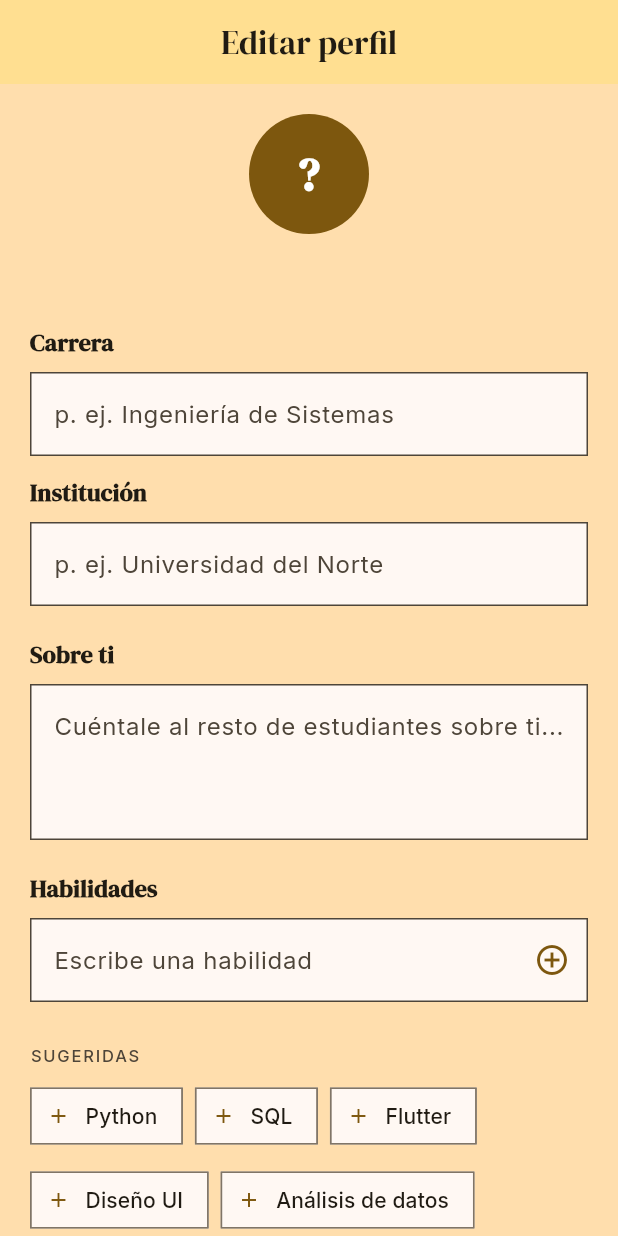
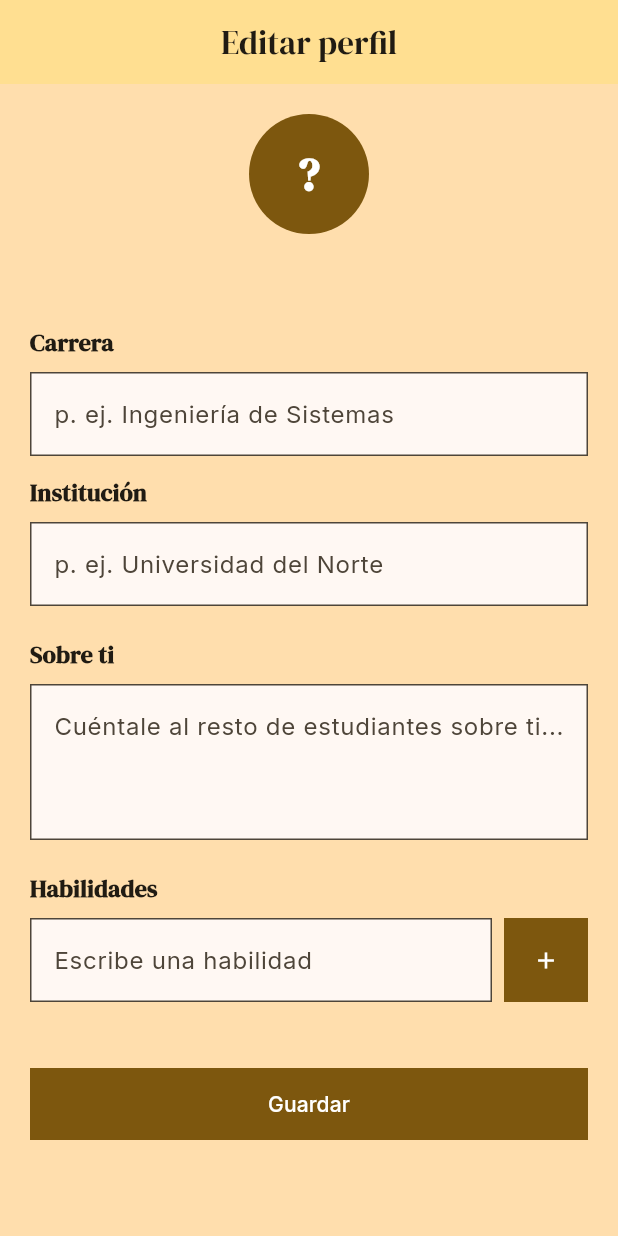
Before and after one commit to kicconsu/design-thinking, a Flutter app: the EditProfilePage screen opened directly, on a phone screen of 412 x 824 dp. Run offline on Flutter 3.47's test engine with Material 3 defaults, Android fonts, the phone set to English and light mode, and no system bars; our stand-ins replace flex_color_scheme, flutter_secure_storage, get, google_fonts, loggy, shared_preferences; missing offline and left inert: roble; accounts and stored records are empty.

Commit message:
feat(profile): drop suggested skills, solid add button for skills

```diff
--- a/app/lib/features/profile/ui/widgets/profile_form_fields.dart
+++ b/app/lib/features/profile/ui/widgets/profile_form_fields.dart
@@ -29,30 +29,12 @@ class ProfileFormController extends ChangeNotifier {
       bioText.isEmpty &&
       _skills.isEmpty;
 
-  /// Habilidades que se ofrecen de un toque; ayudan a escribirlas igual que
-  /// el resto de la gente.
-  static const suggestedSkills = [
-    'Python',
-    'SQL',
-    'Flutter',
-    'Diseño UI',
-    'Análisis de datos',
-    'Excel',
-    'Redacción',
-    'Marketing',
-  ];
-
   bool hasSkill(String value) =>
       _skills.any((s) => s.toLowerCase() == value.trim().toLowerCase());
 
   void addSkill() {
-    final value = newSkill.text;
+    final text = newSkill.text.trim();
     newSkill.clear();
-    addSkillNamed(value);
-  }
-
-  void addSkillNamed(String value) {
-    final text = value.trim();
     if (text.isEmpty) return;
     if (!hasSkill(text)) _skills.add(text);
     notifyListeners();
@@ -134,31 +116,41 @@ class ProfileFormFields extends StatelessWidget {
         const SizedBox(height: 20),
         Text('Habilidades', style: title),
         const SizedBox(height: 8),
-        TextField(
+        IntrinsicHeight(
+          child: Row(
+            crossAxisAlignment: CrossAxisAlignment.stretch,
+            children: [
+              Expanded(
+                child: TextField(
                   controller: form.newSkill,
                   textCapitalization: TextCapitalization.sentences,
                   textInputAction: TextInputAction.done,
-          decoration: _decoration(cs, 'Escribe una habilidad').copyWith(
-            suffixIcon: IconButton(
-              tooltip: 'Agregar',
-              icon: Icon(Icons.add_circle_outline, color: cs.primary),
-              onPressed: form.addSkill,
+                  decoration: _decoration(cs, 'Escribe una habilidad'),
+                  onSubmitted: (_) => form.addSkill(),
                 ),
               ),
-          onSubmitted: (_) => form.addSkill(),
+              const SizedBox(width: 8),
+              Tooltip(
+                message: 'Agregar',
+                child: FilledButton(
+                  style: FilledButton.styleFrom(
+                    minimumSize: const Size(56, 56),
+                    padding: EdgeInsets.zero,
+                    shape: const RoundedRectangleBorder(
+                      borderRadius: BorderRadius.zero,
+                    ),
+                  ),
+                  onPressed: form.addSkill,
+                  child: const Icon(Icons.add),
+                ),
+              ),
+            ],
+          ),
         ),
         const SizedBox(height: 12),
         ListenableBuilder(
           listenable: form,
-          builder: (context, _) {
-            final suggestions = ProfileFormController.suggestedSkills
-                .where((s) => !form.hasSkill(s))
-                .toList();
-            return Column(
-              crossAxisAlignment: CrossAxisAlignment.start,
-              children: [
-                if (form.skills.isNotEmpty)
-                  Wrap(
+          builder: (context, _) => Wrap(
             spacing: 8,
             runSpacing: 8,
             children: [
@@ -182,38 +174,6 @@ class ProfileFormFields extends StatelessWidget {
                 ),
             ],
           ),
-                if (suggestions.isNotEmpty) ...[
-                  const SizedBox(height: 16),
-                  Text(
-                    'SUGERIDAS',
-                    style: tt.labelSmall?.copyWith(
-                      letterSpacing: 1.2,
-                      color: cs.onSurfaceVariant,
-                    ),
-                  ),
-                  const SizedBox(height: 8),
-                  Wrap(
-                    spacing: 8,
-                    runSpacing: 8,
-                    children: [
-                      for (final s in suggestions)
-                        ActionChip(
-                          avatar: Icon(Icons.add, size: 16, color: cs.primary),
-                          label: Text(s),
-                          backgroundColor: Colors.transparent,
-                          labelStyle: tt.labelLarge,
-                          onPressed: () => form.addSkillNamed(s),
-                          shape: RoundedRectangleBorder(
-                            borderRadius: BorderRadius.zero,
-                            side: BorderSide(color: cs.outline),
-                          ),
-                        ),
-                    ],
-                  ),
-                ],
-              ],
-            );
-          },
         ),
       ],
     );
```
Also changed, not shown: 1 other file. Lines whose indentation alone changed are shown as unchanged.
